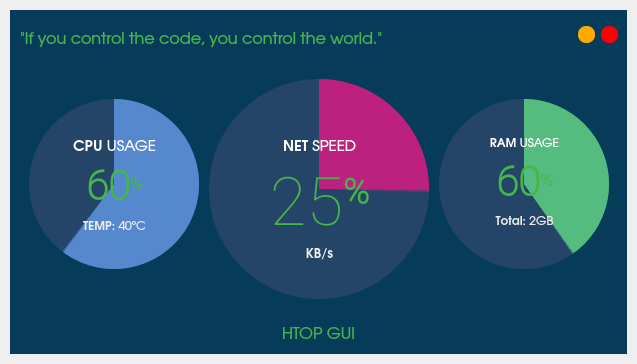
Old version of the form src/ui_main.ui in the repository rishabh3354/htop.
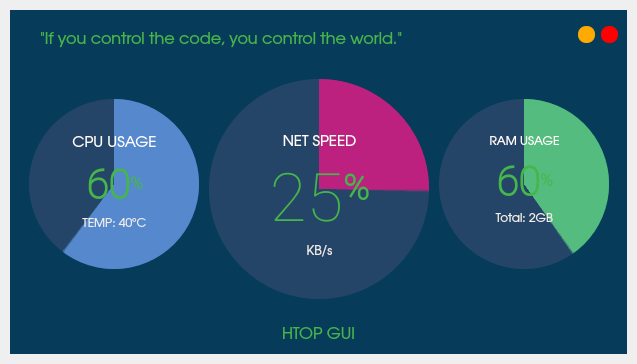
New version of the form. Icons and pictures are not drawn.

```diff
--- a/src/ui_main.ui
+++ b/src/ui_main.ui
@@ -125,7 +125,7 @@
             <widget class="QLabel" name="label_13">
              <property name="geometry">
               <rect>
-               <x>10</x>
+               <x>30</x>
                <y>20</y>
                <width>451</width>
                <height>21</height>
@@ -451,7 +451,7 @@
                        <string notr="true">color: #FFFFFF; background-color: none;</string>
                       </property>
                       <property name="text">
-                       <string>&lt;html&gt;&lt;head/&gt;&lt;body&gt;&lt;p&gt;&lt;span style=&quot; font-size:11pt; font-weight:600;&quot;&gt;NET&lt;/span&gt;&lt;span style=&quot; font-size:11pt;&quot;&gt; SPEED&lt;/span&gt;&lt;/p&gt;&lt;/body&gt;&lt;/html&gt;</string>
+                       <string>&lt;html&gt;&lt;head/&gt;&lt;body&gt;&lt;p&gt;&lt;span style=&quot; font-size:11pt;&quot;&gt;NET &lt;/span&gt;&lt;span style=&quot; font-size:11pt;&quot;&gt;SPEED&lt;/span&gt;&lt;/p&gt;&lt;/body&gt;&lt;/html&gt;</string>
                       </property>
                       <property name="alignment">
                        <set>Qt::AlignCenter</set>
@@ -488,14 +488,14 @@
                       <property name="font">
                        <font>
                         <family>URW Gothic</family>
-                        <pointsize>8</pointsize>
+                        <pointsize>9</pointsize>
                        </font>
                       </property>
                       <property name="styleSheet">
                        <string notr="true">color: rgb(148, 148, 216); background-color: none;</string>
                       </property>
                       <property name="text">
-                       <string>&lt;html&gt;&lt;head/&gt;&lt;body&gt;&lt;p&gt;&lt;span style=&quot; font-size:10pt; font-weight:600; color:#eeeeec;&quot;&gt;KB/s&lt;/span&gt;&lt;/p&gt;&lt;/body&gt;&lt;/html&gt;</string>
+                       <string>&lt;html&gt;&lt;head/&gt;&lt;body&gt;&lt;p&gt;&lt;span style=&quot; font-size:10pt; color:#eeeeec;&quot;&gt;KB/s&lt;/span&gt;&lt;/p&gt;&lt;/body&gt;&lt;/html&gt;</string>
                       </property>
                       <property name="alignment">
                        <set>Qt::AlignCenter</set>
@@ -617,7 +617,7 @@
                        <string notr="true">color: rgb(148, 148, 216); background-color: none;</string>
                       </property>
                       <property name="text">
-                       <string>&lt;html&gt;&lt;head/&gt;&lt;body&gt;&lt;p&gt;&lt;span style=&quot; font-size:9pt; font-weight:600; color:#eeeeec;&quot;&gt;TEMP: &lt;/span&gt;&lt;span style=&quot; font-size:9pt; color:#eeeeec;&quot;&gt;40ºC&lt;/span&gt;&lt;/p&gt;&lt;/body&gt;&lt;/html&gt;</string>
+                       <string>&lt;html&gt;&lt;head/&gt;&lt;body&gt;&lt;p&gt;&lt;span style=&quot; font-size:9pt; color:#eeeeec;&quot;&gt;TEMP: &lt;/span&gt;&lt;span style=&quot; font-size:9pt; color:#eeeeec;&quot;&gt;40ºC&lt;/span&gt;&lt;/p&gt;&lt;/body&gt;&lt;/html&gt;</string>
                       </property>
                       <property name="alignment">
                        <set>Qt::AlignCenter</set>
@@ -636,7 +636,7 @@
                        <string notr="true">color: #FFFFFF; background-color: none;</string>
                       </property>
                       <property name="text">
-                       <string>&lt;strong&gt;CPU&lt;/strong&gt; USAGE</string>
+                       <string>&lt;html&gt;&lt;head/&gt;&lt;body&gt;&lt;p&gt;CPU USAGE&lt;/p&gt;&lt;/body&gt;&lt;/html&gt;</string>
                       </property>
                       <property name="alignment">
                        <set>Qt::AlignCenter</set>
@@ -782,7 +782,7 @@
                        <string notr="true">color: #FFFFFF; background-color: none;</string>
                       </property>
                       <property name="text">
-                       <string>&lt;html&gt;&lt;head/&gt;&lt;body&gt;&lt;p&gt;&lt;span style=&quot; font-weight:600;&quot;&gt;RAM&lt;/span&gt; USAGE&lt;/p&gt;&lt;/body&gt;&lt;/html&gt;</string>
+                       <string>&lt;html&gt;&lt;head/&gt;&lt;body&gt;&lt;p&gt;RAM USAGE&lt;/p&gt;&lt;/body&gt;&lt;/html&gt;</string>
                       </property>
                       <property name="alignment">
                        <set>Qt::AlignCenter</set>
@@ -826,7 +826,7 @@
                        <string notr="true">color: rgb(148, 148, 216); background-color: none;</string>
                       </property>
                       <property name="text">
-                       <string>&lt;html&gt;&lt;head/&gt;&lt;body&gt;&lt;p&gt;&lt;span style=&quot; font-size:9pt; font-weight:600; color:#eeeeec;&quot;&gt;Total: &lt;/span&gt;&lt;span style=&quot; font-size:9pt; color:#eeeeec;&quot;&gt;2GB&lt;/span&gt;&lt;/p&gt;&lt;/body&gt;&lt;/html&gt;</string>
+                       <string>&lt;html&gt;&lt;head/&gt;&lt;body&gt;&lt;p&gt;&lt;span style=&quot; font-size:9pt; color:#eeeeec;&quot;&gt;Total: &lt;/span&gt;&lt;span style=&quot; font-size:9pt; color:#eeeeec;&quot;&gt;2GB&lt;/span&gt;&lt;/p&gt;&lt;/body&gt;&lt;/html&gt;</string>
                       </property>
                       <property name="alignment">
                        <set>Qt::AlignCenter</set>
```
